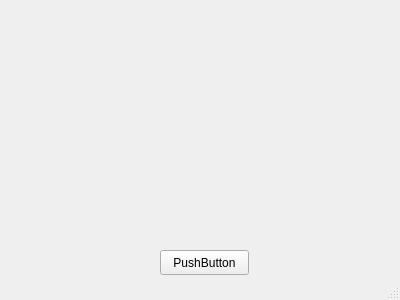
Before: the Qt Designer form mainwindow.ui in trandunguet/skeleton-record, drawn with Qt 5.
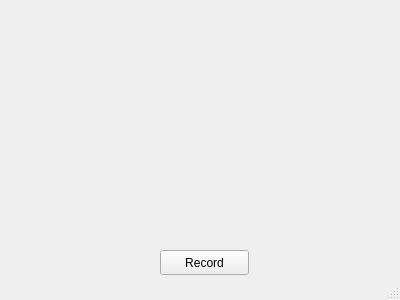
After: the same form once the commit is applied.

Patch:
```diff
--- a/mainwindow.ui
+++ b/mainwindow.ui
@@ -24,7 +24,7 @@
      </rect>
     </property>
     <property name="text">
-     <string>PushButton</string>
+     <string>Record</string>
     </property>
    </widget>
    <widget class="QLabel" name="label">
```
Left out of the diff: 4 changed lines with no effect on the pictures.
